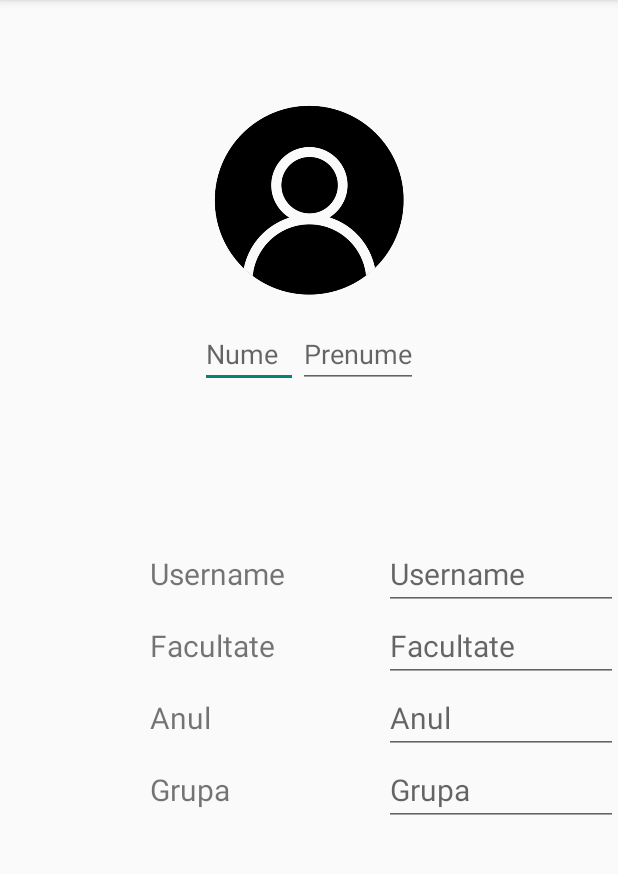
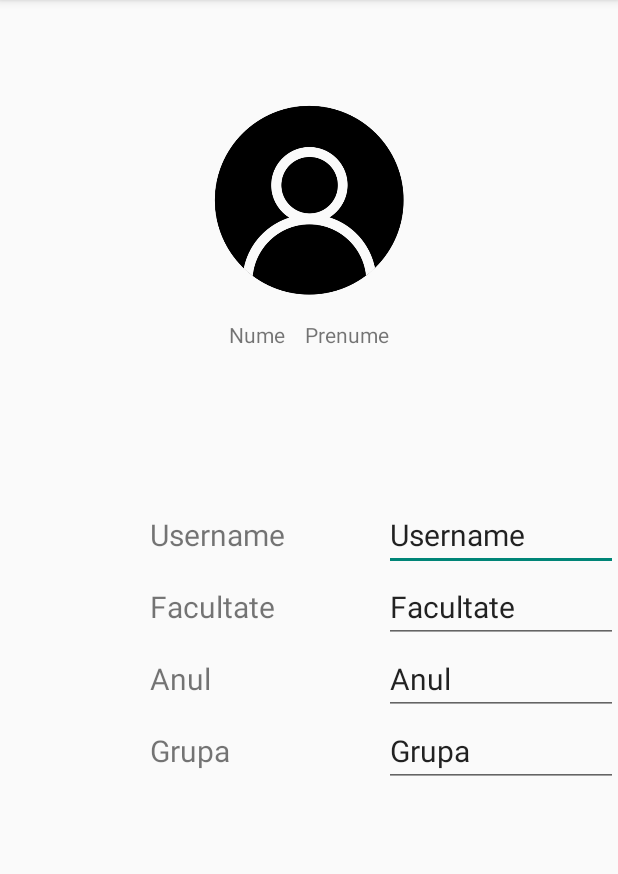
Before and after one commit to georgipaler/FinalCODEdown, an Android app: the layout activity_edit_profile.xml on its own in the app's theme, with its tools: preview values and no code run, on a phone screen of 412 x 824 dp, the part 84-958 px from its top. Run offline under Robolectric (Android 15) with nearby library versions, the phone set to English and light mode, and no system bars.

Commit message:
Revert "modoficaro Editprofile"
This reverts commit 152d7c0e1bce189baf2b8d3955331df7fa5c533b.

```diff
--- a/app/src/main/res/layout/activity_edit_profile.xml
+++ b/app/src/main/res/layout/activity_edit_profile.xml
@@ -26,16 +26,16 @@
             android:gravity="center"
             android:paddingTop="20px">
 
-            <EditText
+            <TextView
                 android:layout_width="wrap_content"
                 android:layout_height="wrap_content"
-                android:hint="@string/nume"
+                android:text="@string/nume"
                 android:paddingRight="20px"
                 />
-            <EditText
+            <TextView
                 android:layout_width="wrap_content"
                 android:layout_height="wrap_content"
-                android:hint="@string/prenume"/>
+                android:text="@string/prenume"/>
         </LinearLayout>
 
     </LinearLayout>
@@ -69,7 +69,7 @@
                 android:layout_width="0dip"
                 android:layout_weight=".5"
                 android:layout_height="wrap_content"
-                android:hint="@string/username"
+                android:text="@string/username"
                 android:textSize="20dp"
                 />
 
@@ -97,7 +97,7 @@
                 android:layout_width="0dip"
                 android:layout_weight=".5"
                 android:layout_height="wrap_content"
-                android:hint="@string/facultate"
+                android:text="@string/facultate"
                 android:textSize="20dp"
                 />
 
@@ -125,7 +125,7 @@
                 android:layout_width="0dip"
                 android:layout_weight=".5"
                 android:layout_height="wrap_content"
-                android:hint="@string/an"
+                android:text="@string/an"
                 android:textSize="20dp"
                 />
 
@@ -153,7 +153,7 @@
                 android:layout_width="0dip"
                 android:layout_weight=".5"
                 android:layout_height="wrap_content"
-                android:hint="@string/grupa"
+                android:text="@string/grupa"
                 android:textSize="20dp"
                 />
 
```
